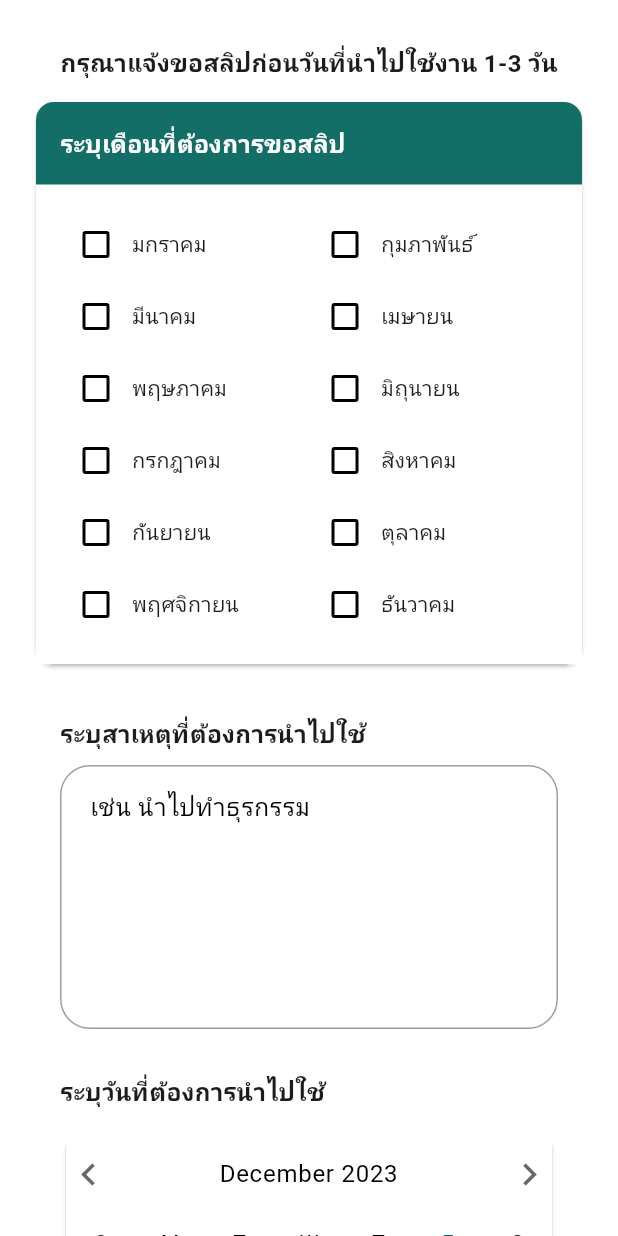
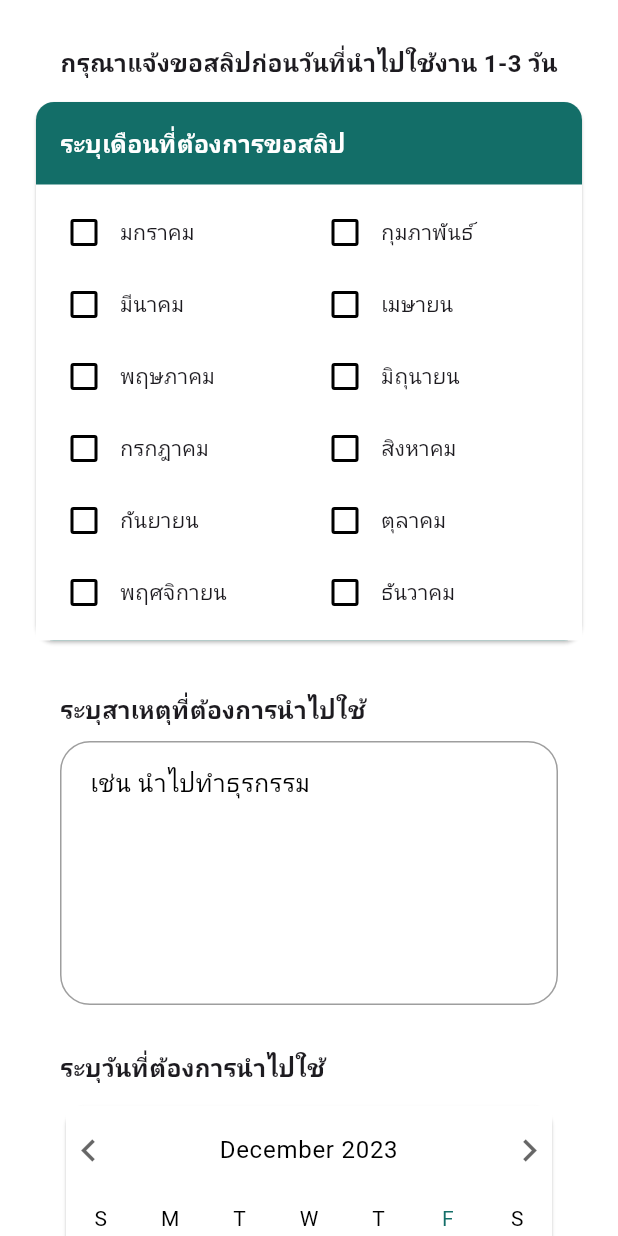
Before and after one commit to namesaransuk/organics_salary, a Flutter app: the SlipRequest widget shown alone on an empty page, opened directly, on a phone screen of 412 x 824 dp. Run offline on Flutter 3.47's test engine with Material 3 defaults, Android fonts, the phone set to English and light mode, and no system bars; drawn by our look-alikes of syncfusion_flutter_datepicker; our stand-ins replace babstrap_settings_screen, carousel_slider, date_format, dotted_border, flutter_spinkit, get and 5 more; missing offline and left inert: animated_segmented_tab_control; network calls fail; Roboto replaces fonts that are missing (Prompt); project files that could hold a hidden picture were left out.

Commit message:
update salary function

```diff
--- a/lib/pages/home/salary/salary_screen.dart
+++ b/lib/pages/home/salary/salary_screen.dart
@@ -11,7 +11,7 @@ final SalaryController salaryController = Get.put(SalaryController());
 String reason = '';
 int selectedIndex = 2;
 
-List<String> listMonth = <String>[
+List listMonth = [
   'มกราคม',
   'กุมภาพันธ์',
   'มีนาคม',
@@ -368,7 +368,7 @@ class SlipView extends StatelessWidget {
 }
 
 class SlipRequest extends StatefulWidget {
-  const SlipRequest({super.key});
+  const SlipRequest({Key? key}) : super(key: key);
 
   @override
   State<SlipRequest> createState() => _SlipRequestState();
@@ -379,7 +379,27 @@ class _SlipRequestState extends State<SlipRequest> {
   Widget build(BuildContext context) {
     DateRangePickerController _datePickerController =
         DateRangePickerController();
-    List<bool> selectedMonths = List.generate(12, (index) => false);
+    List<String> _listMonth = [
+      'มกราคม',
+      'กุมภาพันธ์',
+      'มีนาคม',
+      'เมษายน',
+      'พฤษภาคม',
+      'มิถุนายน',
+      'กรกฎาคม',
+      'สิงหาคม',
+      'กันยายน',
+      'ตุลาคม',
+      'พฤศจิกายน',
+      'ธันวาคม',
+    ];
+    List<bool> selectedMonths = [];
+
+    @override
+    void initState() {
+      super.initState();
+      selectedMonths = List.generate(_listMonth.length, (index) => false);
+    }
 
     String _selectedDate = '';
     void _onSelectionChanged(DateRangePickerSelectionChangedArgs args) {
@@ -426,16 +446,17 @@ class _SlipRequestState extends State<SlipRequest> {
                     ),
                     Container(
                       color: Colors.white,
-                      padding: const EdgeInsets.all(16.0),
+                      child: Padding(
+                        padding: const EdgeInsets.all(8.0),
                         child: ListView.builder(
                           shrinkWrap: true,
                           physics: NeverScrollableScrollPhysics(),
-                        itemCount: (listMonth.length / 2).ceil(),
+                          itemCount: (_listMonth.length / 2).ceil(),
                           itemBuilder: (context, rowIndex) {
                             int startIndex = rowIndex * 2;
                             int endIndex = (rowIndex + 1) * 2;
-                          if (endIndex > listMonth.length) {
-                            endIndex = listMonth.length;
+                            if (endIndex > _listMonth.length) {
+                              endIndex = _listMonth.length;
                             }
 
                             return Row(
@@ -446,23 +467,24 @@ class _SlipRequestState extends State<SlipRequest> {
                                   child: Row(
                                     children: [
                                       Checkbox(
-                                      value: selectedMonths[index],
+                                        value: index < selectedMonths.length ? selectedMonths[index] : false,
                                         onChanged: (value) {
                                           setState(() {
-                                          selectedMonths[index] =
-                                              value ?? false;
-                                          if (value ?? false) {
+                                            if (value != null) {
+                                              selectedMonths[index] = value;
+                                              if (value) {
                                                 print(
                                                     'Checkbox at index $index is selected');
                                               } else {
                                                 print(
                                                     'Checkbox at index $index is deselected');
                                               }
+                                            }
                                           });
                                         },
                                       ),
                                       Text(
-                                      listMonth[index],
+                                        _listMonth[index],
                                         textAlign: TextAlign.left,
                                       ),
                                     ],
@@ -473,6 +495,7 @@ class _SlipRequestState extends State<SlipRequest> {
                           },
                         ),
                       ),
+                    )
                   ],
                 ),
               ),
```
Lines whose indentation alone changed are shown as unchanged.
